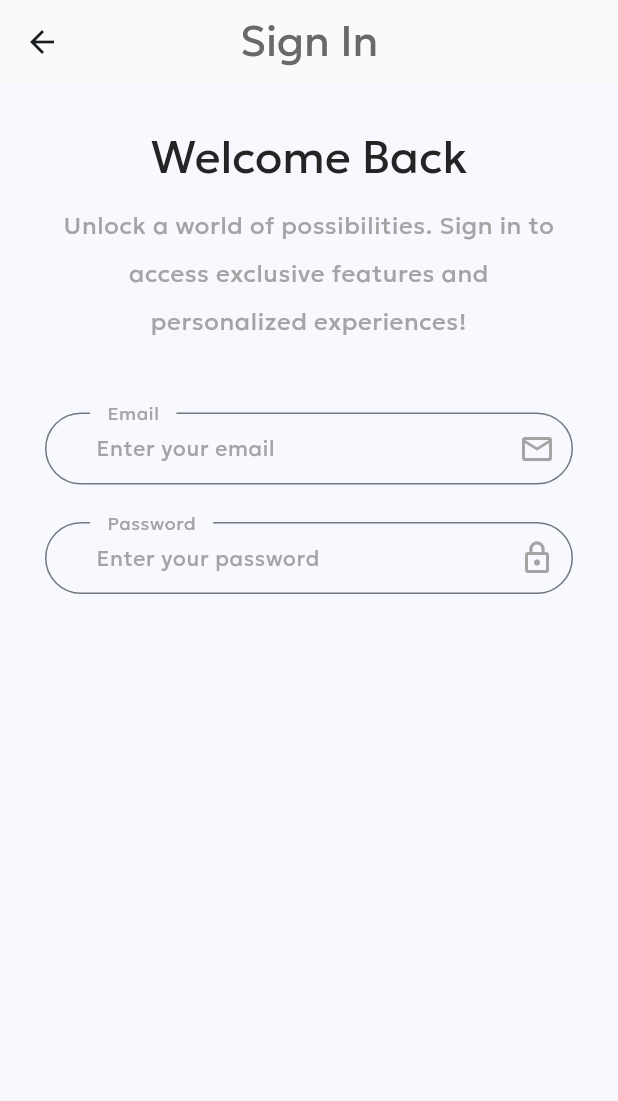
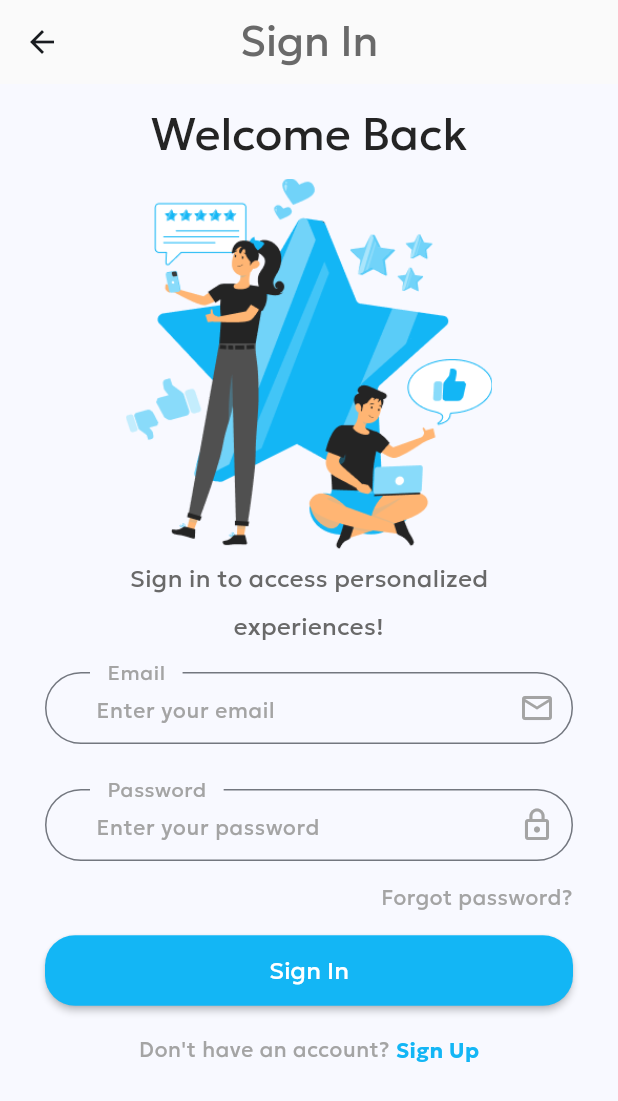
Before and after one commit to Sondos-Hijab/SoftwareGraduationProject, a Flutter app: the Login screen opened by its route, on a phone screen of 412 x 824 dp. Shown: the top 1101 px of the screen. Run offline on Flutter 3.47's test engine with Material 3 defaults, Android fonts, the light colour scheme and no system bars; our stand-ins replace get; project files that could hold a hidden picture were left out.

Commit message:
working on the login page and widgets

```diff
--- a/fontend/software_grad_project/lib/core/constants/imagesassets.dart
+++ b/fontend/software_grad_project/lib/core/constants/imagesassets.dart
@@ -6,4 +6,6 @@ class AppImageAssets {
       "$rootImage/onboarding2_small_image.png";
   static const String onBoardingImageThree =
       "$rootImage/onboarding3_small_image.png";
+  static const String logo = "$rootImage/logo.png";
+  static const String authImage = "$rootImage/auth.png";
 }
--- a/fontend/software_grad_project/lib/main.dart
+++ b/fontend/software_grad_project/lib/main.dart
@@ -28,15 +28,14 @@ class MyApp extends StatelessWidget {
               fontSize: 30,
               color: AppColors.primaryBlue),
           headlineSmall: TextStyle(
-              fontSize: 28,
-              color: AppColors.grey,
-              fontWeight: FontWeight.w500),
+              fontSize: 28, color: AppColors.grey, fontWeight: FontWeight.w500),
           headlineLarge: TextStyle(
               fontWeight: FontWeight.w400,
               fontSize: 30,
               color: AppColors.black),
-          bodyMedium: TextStyle(height: 2, color: AppColors.grey, fontSize: 18),
-          bodySmall: TextStyle(height: 2, color: AppColors.lightGrey, fontSize: 16),
+          bodyLarge: TextStyle(height: 2, color: AppColors.grey, fontSize: 18),
+          bodyMedium: TextStyle(height: 2, color: AppColors.grey, fontSize: 16),
+          bodySmall: TextStyle(color: AppColors.lightGrey, fontSize: 14),
         ),
       ),
       home: const OnBoarding(),
--- a/fontend/software_grad_project/lib/view/screens/auth/login.dart
+++ b/fontend/software_grad_project/lib/view/screens/auth/login.dart
@@ -1,8 +1,10 @@
 import 'package:flutter/material.dart';
 import 'package:software_grad_project/core/constants/colors.dart';
 import 'package:software_grad_project/view/widgets/auth/customdescriptiontextauth.dart';
+import 'package:software_grad_project/view/widgets/auth/customebuttonauth.dart';
 import 'package:software_grad_project/view/widgets/auth/customtexttitleauth.dart';
 import 'package:software_grad_project/view/widgets/auth/customtextformauth.dart';
+import 'package:software_grad_project/view/widgets/auth/logoauth.dart';
 
 class Login extends StatelessWidget {
   const Login({super.key});
@@ -20,30 +22,57 @@ class Login extends StatelessWidget {
         ),
       ),
       body: Container(
-          padding: const EdgeInsets.symmetric(horizontal: 30, vertical: 15),
+          padding: const EdgeInsets.symmetric(horizontal: 30),
           child: ListView(
-            children: const [
-              CustomTextTitleAuth(
+            children: [
+              const CustomTextTitleAuth(
                 titleText: "Welcome Back",
               ),
-              CustomDescriptionTextAuth(
-                  description:
-                      "Unlock a world of possibilities. Sign in to access exclusive features and personalized experiences!"),
-              SizedBox(
-                height: 20,
-              ),
-              CustomeTextFormAuth(
+              const LogoAuth(),
+              const CustomDescriptionTextAuth(
+                  description: "Sign in to access personalized experiences!"),
+              const CustomeTextFormAuth(
                 hintText: "Enter your email",
                 labelText: "Email",
                 iconData: Icons.email_outlined,
                 //mycontroller:
               ),
-              CustomeTextFormAuth(
+              const CustomeTextFormAuth(
                 hintText: "Enter your password",
                 labelText: "Password",
                 iconData: Icons.lock_outline,
                 //mycontroller:
               ),
+              Text(
+                "Forgot password?",
+                textAlign: TextAlign.end,
+                style: Theme.of(context).textTheme.bodySmall,
+              ),
+              CustomButtonAuth(
+                text: "Sign In",
+                onPressed: () {},
+              ),
+              Container(
+                margin: const EdgeInsets.only(top: 15),
+                child: Row(
+                  mainAxisAlignment: MainAxisAlignment.center,
+                  children: [
+                    Text(
+                      "Don't have an account? ",
+                      style: Theme.of(context).textTheme.bodySmall,
+                    ),
+                    const InkWell(
+                      child: Text(
+                        "Sign Up",
+                        style: TextStyle(
+                            color: AppColors.primaryBlue,
+                            fontSize: 14,
+                            fontWeight: FontWeight.bold),
+                      ),
+                    )
+                  ],
+                ),
+              )
             ],
           )),
     );
--- a/fontend/software_grad_project/lib/view/widgets/auth/customdescriptiontextauth.dart
+++ b/fontend/software_grad_project/lib/view/widgets/auth/customdescriptiontextauth.dart
@@ -7,10 +7,10 @@ class CustomDescriptionTextAuth extends StatelessWidget {
   @override
   Widget build(BuildContext context) {
     return Container(
-      margin: const EdgeInsets.symmetric(horizontal: 10),
+      margin: const EdgeInsets.symmetric(horizontal: 5),
       child: Text(
         description,
-        style: Theme.of(context).textTheme.bodySmall,
+        style: Theme.of(context).textTheme.bodyMedium,
         textAlign: TextAlign.center,
       ),
     );
--- /dev/null
+++ b/fontend/software_grad_project/lib/view/widgets/auth/customebuttonauth.dart
@@ -0,0 +1,27 @@
+import 'package:flutter/material.dart';
+import 'package:software_grad_project/core/constants/colors.dart';
+
+class CustomButtonAuth extends StatelessWidget {
+  final String text;
+  final void Function()? onPressed;
+  const CustomButtonAuth({super.key, required this.text, this.onPressed});
+
+  @override
+  Widget build(BuildContext context) {
+    return Container(
+      margin: const EdgeInsets.only(top: 15),
+      child: MaterialButton(
+        padding: const EdgeInsets.symmetric(vertical: 12),
+        shape: const RoundedRectangleBorder(
+            borderRadius: BorderRadius.all(Radius.circular(20))),
+        onPressed: onPressed,
+        color: AppColors.primaryBlue,
+        textColor: Colors.white,
+        child: Text(
+          text,
+          style: const TextStyle(fontSize: 16),
+        ),
+      ),
+    );
+  }
+}
--- a/fontend/software_grad_project/lib/view/widgets/auth/customtextformauth.dart
+++ b/fontend/software_grad_project/lib/view/widgets/auth/customtextformauth.dart
@@ -17,7 +17,7 @@ class CustomeTextFormAuth extends StatelessWidget {
   @override
   Widget build(BuildContext context) {
     return Container(
-      margin: const EdgeInsets.only(top: 25),
+      margin: const EdgeInsets.symmetric(vertical: 15),
       child: TextFormField(
         controller: mycontroller,
         decoration: InputDecoration(
@@ -36,7 +36,6 @@ class CustomeTextFormAuth extends StatelessWidget {
           suffixIcon: Icon(iconData),
           suffixIconColor: AppColors.lightGrey,
           border: OutlineInputBorder(
-            borderSide: const BorderSide(color: AppColors.lightGrey),
             borderRadius: BorderRadius.circular(30),
           ),
         ),
--- /dev/null
+++ b/fontend/software_grad_project/lib/view/widgets/auth/logoauth.dart
@@ -0,0 +1,15 @@
+import 'package:flutter/material.dart';
+import 'package:software_grad_project/core/constants/imagesassets.dart';
+
+class LogoAuth extends StatelessWidget {
+  const LogoAuth({super.key});
+
+  @override
+  Widget build(BuildContext context) {
+    return Image.asset(
+      AppImageAssets.authImage,
+      height: 250,
+      fit: BoxFit.contain,
+    );
+  }
+}
--- a/fontend/software_grad_project/lib/view/widgets/onboarding/customslider.dart
+++ b/fontend/software_grad_project/lib/view/widgets/onboarding/customslider.dart
@@ -27,12 +27,12 @@ class CustomSliderOnBoarding extends GetView<OnBoardingControllerImp> {
             ),
           ),
           Container(
-            margin: const EdgeInsets.symmetric(horizontal: 30,vertical: 10),
+            margin: const EdgeInsets.symmetric(horizontal: 30, vertical: 10),
             width: double.infinity,
             alignment: Alignment.center,
             child: Text(onBoardingList[i].body!,
                 textAlign: TextAlign.center,
-                style: Theme.of(context).textTheme.bodyMedium),
+                style: Theme.of(context).textTheme.bodyLarge),
           ),
         ],
       ),
```
Also changed, not shown: fontend/software_grad_project/assets/images/auth.png (added), fontend/software_grad_project/assets/images/logo.png (added).
